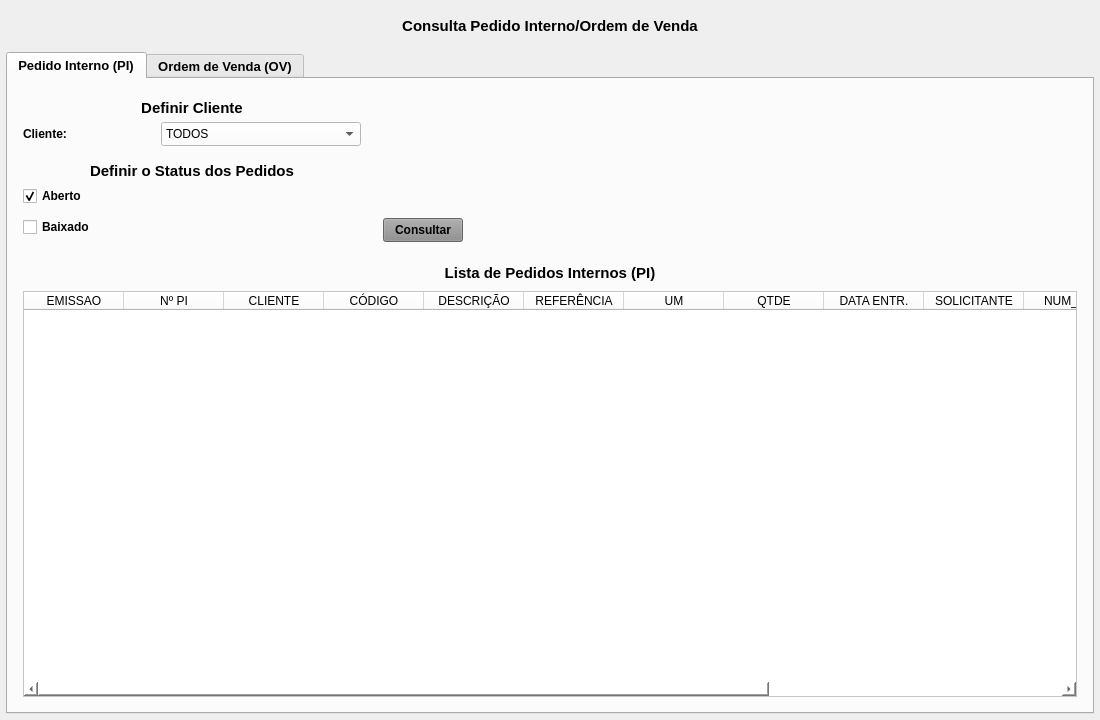
The window that forms/tela_vendas_status.ui (Azevedo84/erp_suzuki) describes before a commit, drawn with Qt 5.
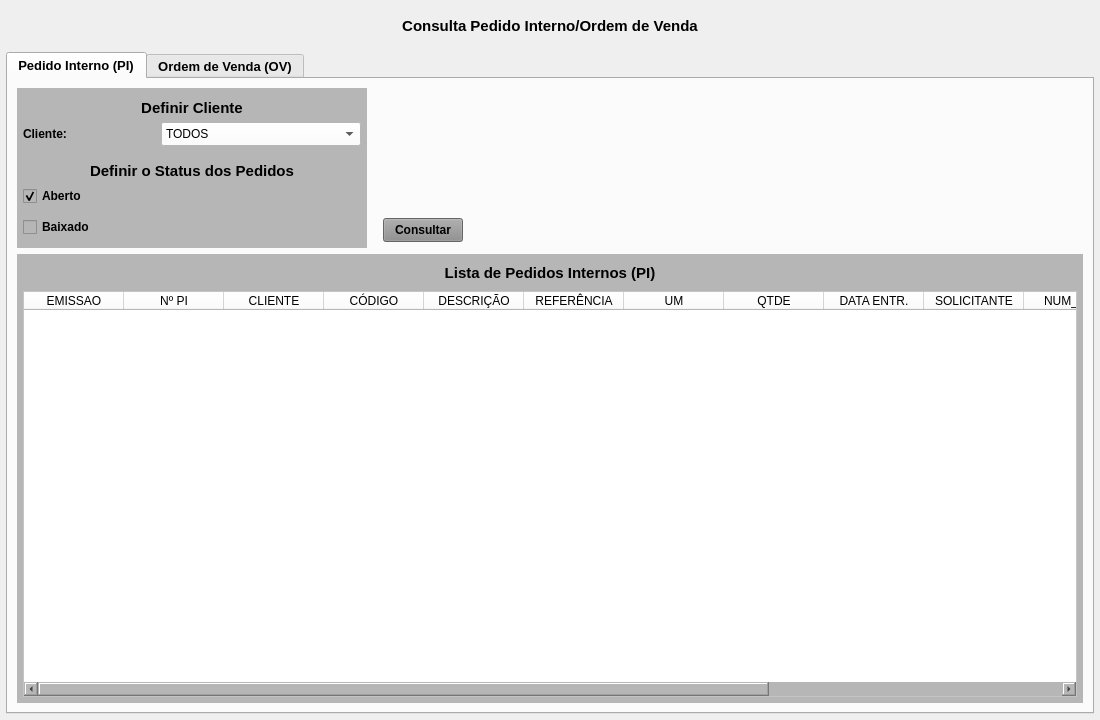
The same window after the commit.

```diff
--- a/forms/tela_vendas_status.ui
+++ b/forms/tela_vendas_status.ui
@@ -178,7 +178,7 @@
                  </size>
                 </property>
                 <property name="styleSheet">
-                 <string notr="true"/>
+                 <string notr="true">background-color: rgb(182, 182, 182);</string>
                 </property>
                 <layout class="QVBoxLayout" name="verticalLayout_8">
                  <property name="spacing">
@@ -569,7 +569,7 @@
            <item>
             <widget class="QWidget" name="widget_Cor2" native="true">
              <property name="styleSheet">
-              <string notr="true"/>
+              <string notr="true">background-color: rgb(182, 182, 182);</string>
              </property>
              <layout class="QVBoxLayout" name="verticalLayout_4">
               <property name="leftMargin">
```
Left out of the diff: 6 changed lines with no effect on the pictures.
